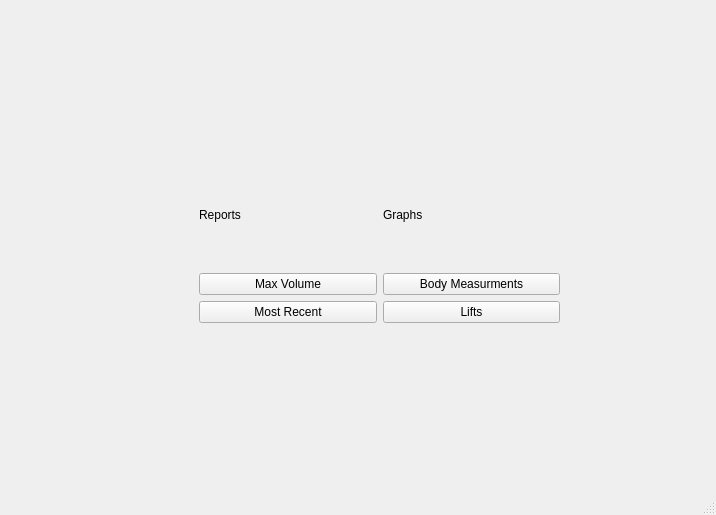
First picture: the form in fit.ui, repository pzorz/fitnessTracker, before the edit.
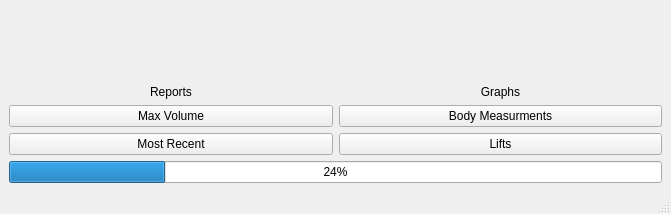
Second picture: the form after the edit.

```diff
--- a/fit.ui
+++ b/fit.ui
@@ -6,23 +6,16 @@
    <rect>
     <x>0</x>
     <y>0</y>
-    <width>716</width>
-    <height>515</height>
+    <width>671</width>
+    <height>214</height>
    </rect>
   </property>
   <property name="windowTitle">
    <string>MainWindow</string>
   </property>
   <widget class="QWidget" name="centralwidget">
-   <widget class="QWidget" name="gridLayoutWidget">
-    <property name="geometry">
-     <rect>
-      <x>199</x>
-      <y>162</y>
-      <width>361</width>
-      <height>161</height>
-     </rect>
-    </property>
+   <layout class="QVBoxLayout" name="verticalLayout">
+    <item>
     <layout class="QGridLayout" name="gridLayout">
      <item row="1" column="0">
       <widget class="QPushButton" name="latestLiftButton_2">
@@ -50,6 +43,9 @@
        <property name="text">
         <string>Graphs</string>
        </property>
+        <property name="alignment">
+         <set>Qt::AlignBottom|Qt::AlignHCenter</set>
+        </property>
       </widget>
      </item>
      <item row="0" column="0">
@@ -57,6 +53,9 @@
        <property name="text">
         <string>Reports</string>
        </property>
+        <property name="alignment">
+         <set>Qt::AlignBottom|Qt::AlignHCenter</set>
+        </property>
       </widget>
      </item>
      <item row="2" column="1">
@@ -67,7 +66,15 @@
       </widget>
      </item>
     </layout>
-   </widget>
+    </item>
+    <item>
+     <widget class="QProgressBar" name="progressBar">
+      <property name="value">
+       <number>24</number>
+      </property>
+     </widget>
+    </item>
+   </layout>
   </widget>
   <widget class="QMenuBar" name="menubar">
    <property name="geometry">
```
Left out of the diff: 6 changed lines with no effect on the pictures. Lines whose indentation alone changed are shown as unchanged.
